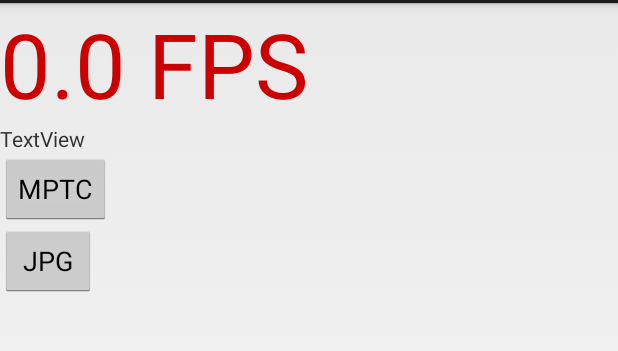
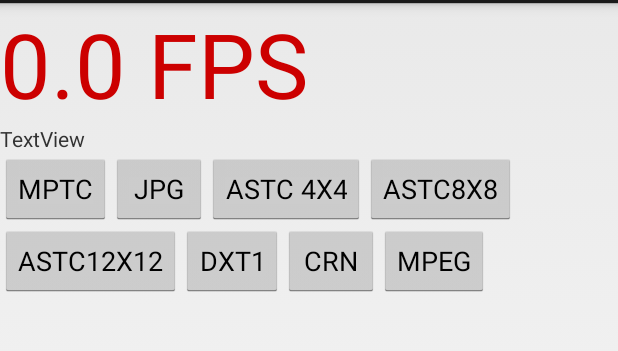
Before and after one commit to IamSVP/TC-Renderer, an Android app: the layout widgets.xml on its own in the app's theme, with its tools: preview values and no code run, on a phone screen of 412 x 824 dp, the part 69-420 px from its top. Run offline under Robolectric (Android 15) with nearby library versions, the phone set to English and light mode, and no system bars.

Commit message:
Added rest of the buttons

```diff
--- a/TC-Renderer/src/main/java/com/sample/teapot/SceneNativeActivity.java
+++ b/TC-Renderer/src/main/java/com/sample/teapot/SceneNativeActivity.java
@@ -170,4 +170,34 @@ public class SceneNativeActivity extends NativeActivity {
         currentAlgorithm = "Current Algorithm : MPTC";
         setAlgorithm(4);
     }
+
+    public void setASTC4X4(View view) {
+        currentAlgorithm = "Current Algorithm : ASTC 4x4";
+        setAlgorithm(0);
+    }
+
+    public void setASTC8X8(View view) {
+        currentAlgorithm = "Current Algorithm : ASTC 8x8";
+        setAlgorithm(1);
+    }
+
+    public void setASTC12X12(View view) {
+        currentAlgorithm = "Current Algorithm : ASTC 12x12";
+        setAlgorithm(2);
+    }
+
+    public void setDXT1(View view) {
+        currentAlgorithm = "Current Algorithm : DXT1";
+        setAlgorithm(3);
+    }
+
+    public void setCRN(View view) {
+        currentAlgorithm = "Current Algorithm : CRN";
+        setAlgorithm(6);
+    }
+
+    public void setMPEG(View view) {
+        currentAlgorithm = "Current Algorithm : MPEG";
+        setAlgorithm(7);
+    }
 }
--- a/TC-Renderer/src/main/res/layout/widgets.xml
+++ b/TC-Renderer/src/main/res/layout/widgets.xml
@@ -1,5 +1,5 @@
 <?xml version="1.0" encoding="utf-8"?>
-<LinearLayout xmlns:android="http://schemas.android.com/apk/res/android"
+<RelativeLayout xmlns:android="http://schemas.android.com/apk/res/android"
     android:layout_width="match_parent"
     android:layout_height="match_parent"
     android:gravity="top"
@@ -20,22 +20,84 @@
         android:id="@+id/algorithm"
         android:layout_width="match_parent"
         android:layout_height="wrap_content"
-        android:text="TextView" />
+        android:text="TextView"
+        android:layout_below="@+id/textViewFPS"
+        android:layout_toEndOf="@+id/textViewGPULoad" />
 
     <Button
         android:id="@+id/mptc"
         android:layout_width="wrap_content"
         android:layout_height="wrap_content"
         android:text="MPTC"
-        android:onClick="setMPTC"/>
+        android:onClick="setMPTC"
+        android:layout_below="@+id/algorithm"
+        android:layout_toEndOf="@+id/textViewGPULoad" />
 
     <Button
         android:id="@+id/jpg"
         android:layout_width="wrap_content"
         android:layout_height="wrap_content"
         android:text="JPG"
-        android:onClick="setJPG"/>
+        android:onClick="setJPG"
+        android:layout_alignBaseline="@+id/mptc"
+        android:layout_alignBottom="@+id/mptc"
+        android:layout_toEndOf="@+id/mptc" />
 
+    <Button
+        android:id="@+id/ASTC4X4"
+        android:layout_width="wrap_content"
+        android:layout_height="wrap_content"
+        android:text="ASTC 4X4"
+        android:onClick="setASTC4X4"
+        android:layout_alignTop="@+id/jpg"
+        android:layout_toEndOf="@+id/jpg" />
+
+    <Button
+        android:id="@+id/ASTC8X8"
+        android:layout_width="wrap_content"
+        android:layout_height="wrap_content"
+        android:text="ASTC8X8"
+        android:onClick="setASTC8X8"
+        android:layout_alignBaseline="@+id/ASTC4X4"
+        android:layout_alignBottom="@+id/ASTC4X4"
+        android:layout_toEndOf="@+id/ASTC4X4" />
+
+    <Button
+        android:id="@+id/ASTC12X12"
+        android:layout_width="wrap_content"
+        android:layout_height="wrap_content"
+        android:text="ASTC12X12"
+        android:onClick="setASTC12X12"
+        android:layout_below="@+id/mptc"
+        android:layout_alignParentStart="true" />
+
+    <Button
+        android:id="@+id/DXT1"
+        android:layout_width="wrap_content"
+        android:layout_height="wrap_content"
+        android:text="DXT1"
+        android:onClick="setDXT1"
+        android:layout_alignBaseline="@+id/ASTC12X12"
+        android:layout_alignBottom="@+id/ASTC12X12"
+        android:layout_toEndOf="@+id/ASTC12X12" />
+
+    <Button
+        android:id="@+id/CRN"
+        android:layout_width="wrap_content"
+        android:layout_height="wrap_content"
+        android:text="CRN"
+        android:onClick="setCRN"
+        android:layout_below="@+id/ASTC4X4"
+        android:layout_toEndOf="@+id/DXT1" />
+
+    <Button
+        android:id="@+id/MPEG"
+        android:layout_width="wrap_content"
+        android:layout_height="wrap_content"
+        android:text="MPEG"
+        android:onClick="setMPEG"
+        android:layout_below="@+id/ASTC8X8"
+        android:layout_toEndOf="@+id/CRN" />
     <TextView
         android:id="@+id/textViewGPULoad"
         android:layout_width="wrap_content"
@@ -65,4 +127,4 @@
         android:textColor="@android:color/holo_red_dark" />
 
 
-</LinearLayout>
+</RelativeLayout>
```
